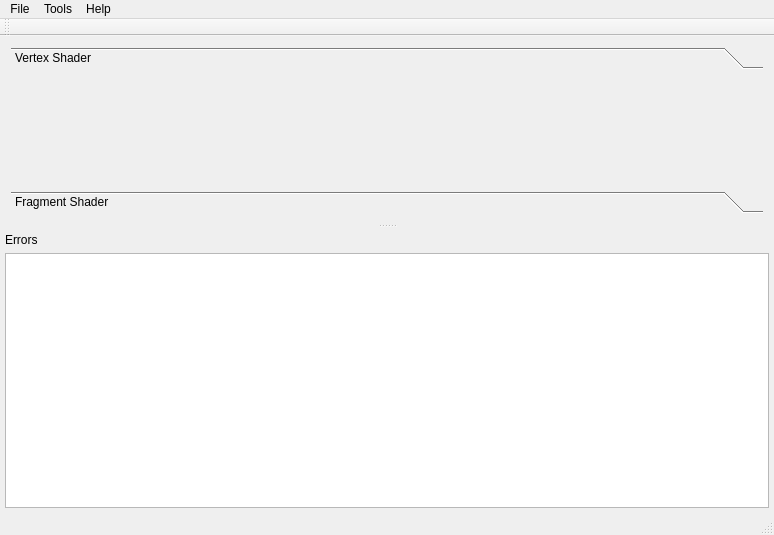
607011/glsl-live, file mainwindow.ui: the form before one commit.
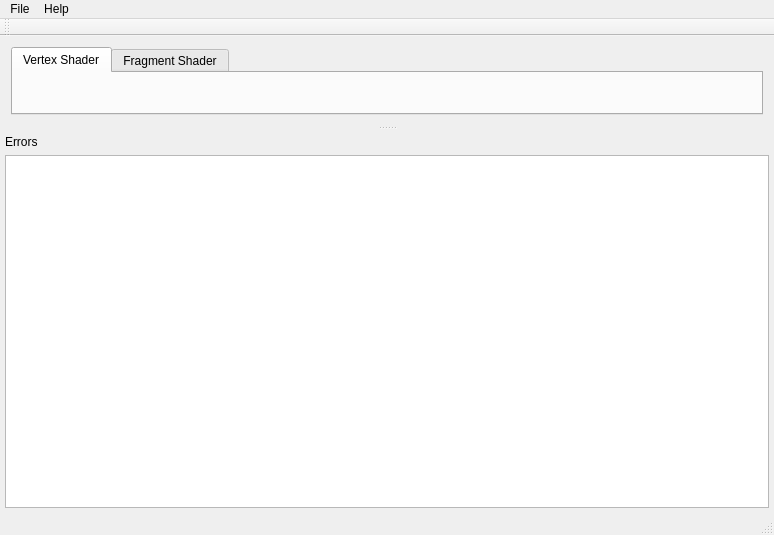
The form after the commit. The open tabs and pages were chosen to show the change.

Commit message: Toolbox->TabWidget

The edit to the form file:
```diff
--- a/mainwindow.ui
+++ b/mainwindow.ui
@@ -39,41 +39,18 @@
        <widget class="QWidget" name="layoutWidget">
         <layout class="QVBoxLayout" name="verticalLayoutEditors">
          <item>
-          <widget class="QToolBox" name="toolBox">
-           <property name="sizePolicy">
-            <sizepolicy hsizetype="Expanding" vsizetype="MinimumExpanding">
-             <horstretch>0</horstretch>
-             <verstretch>2</verstretch>
-            </sizepolicy>
-           </property>
-           <property name="frameShape">
-            <enum>QFrame::NoFrame</enum>
-           </property>
-           <property name="frameShadow">
-            <enum>QFrame::Plain</enum>
-           </property>
-           <property name="midLineWidth">
-            <number>0</number>
+          <widget class="QTabWidget" name="tabWidget">
+           <property name="tabShape">
+            <enum>QTabWidget::Rounded</enum>
            </property>
            <property name="currentIndex">
             <number>1</number>
            </property>
-           <property name="tabSpacing">
-            <number>2</number>
-           </property>
-           <widget class="QWidget" name="vertexShaderPage">
-            <property name="geometry">
-             <rect>
-              <x>0</x>
-              <y>0</y>
-              <width>98</width>
-              <height>28</height>
-             </rect>
-            </property>
-            <attribute name="label">
+           <widget class="QWidget" name="tabVertexShader">
+            <attribute name="title">
              <string>Vertex Shader</string>
             </attribute>
-            <layout class="QGridLayout" name="gridLayout_4">
+            <layout class="QGridLayout" name="gridLayoutVSEditor">
              <property name="leftMargin">
               <number>0</number>
              </property>
@@ -91,16 +68,8 @@
              </item>
             </layout>
            </widget>
-           <widget class="QWidget" name="fragmentShaderPage">
-            <property name="geometry">
-             <rect>
-              <x>0</x>
-              <y>0</y>
-              <width>772</width>
-              <height>117</height>
-             </rect>
-            </property>
-            <attribute name="label">
+           <widget class="QWidget" name="tabFragmentShader">
+            <attribute name="title">
              <string>Fragment Shader</string>
             </attribute>
             <layout class="QGridLayout" name="gridLayout_3">
@@ -210,14 +179,7 @@
     <addaction name="separator"/>
     <addaction name="actionExit"/>
    </widget>
-   <widget class="QMenu" name="menuTools">
-    <property name="title">
-     <string>Tools</string>
-    </property>
-    <addaction name="actionRemoveImage"/>
-   </widget>
    <addaction name="menuFile"/>
-   <addaction name="menuTools"/>
    <addaction name="menuHelp"/>
   </widget>
   <widget class="QToolBar" name="mainToolBar">
```
Left out of the diff: 6 changed lines with no effect on the pictures. The commit also changes 2 other files.
